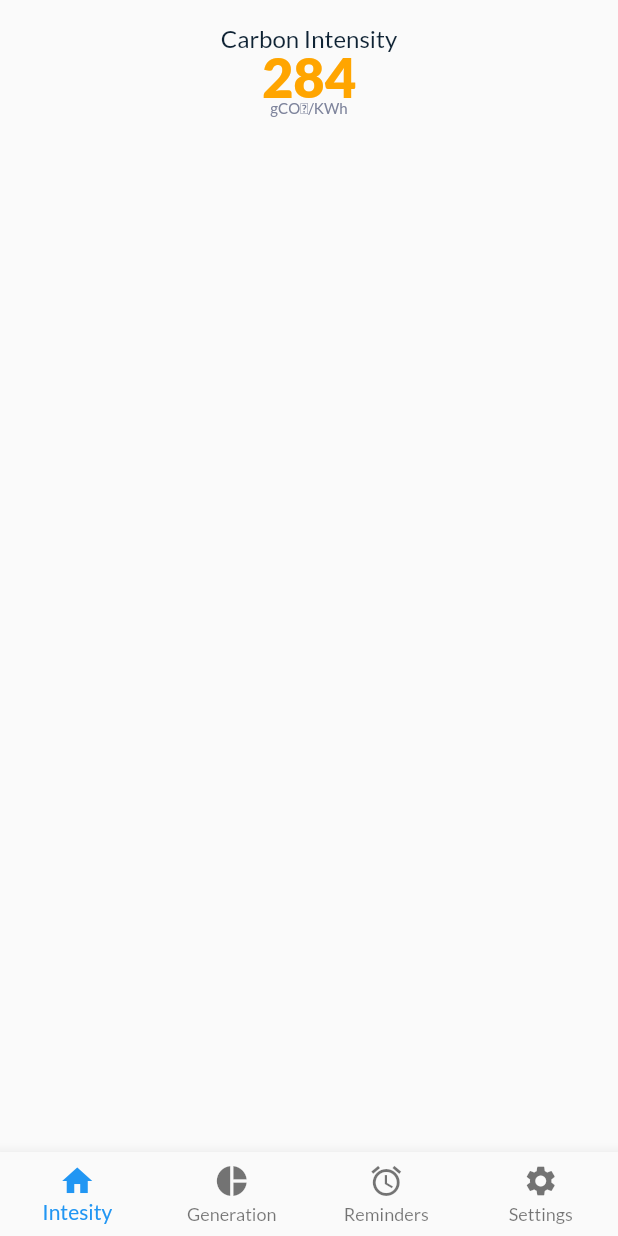
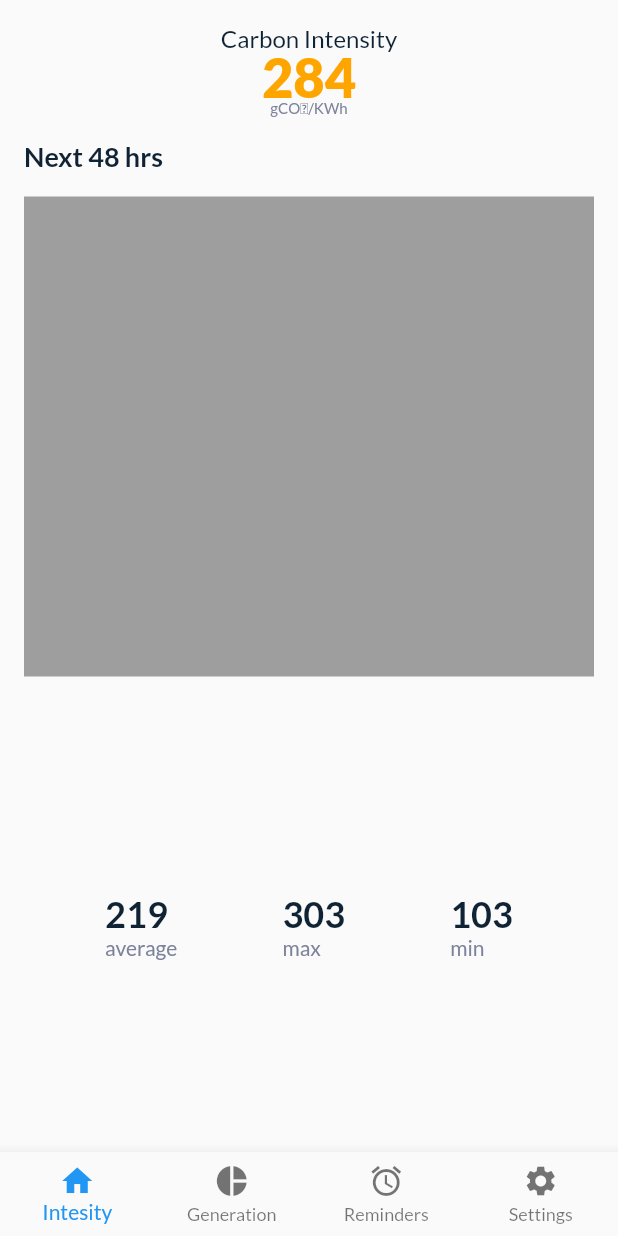
Before and after one commit to Zambrella/enviro_app, a Flutter app: the screen it shows after launch, on a phone screen of 412 x 824 dp. Run offline on Flutter 3.47's test engine with Material 2 defaults, Android fonts, the phone set to English and light mode, and no system bars; our stand-ins replace bloc, flutter_bloc.

Commit message:
Refactor and added flexible space for intensity page stats

```diff
--- a/lib/ui/intensity_page/intensity_page.dart
+++ b/lib/ui/intensity_page/intensity_page.dart
@@ -1,12 +1,19 @@
+import 'package:enviro_app/ui/intensity_page/intensity_page_graph.dart';
+import 'package:enviro_app/ui/intensity_page/intensity_page_graph_header.dart';
 import 'package:enviro_app/ui/intensity_page/intensity_page_header.dart';
+import 'package:enviro_app/ui/intensity_page/intensity_page_stats.dart';
 import 'package:flutter/material.dart';
 
 class IntensityPage extends StatelessWidget {
   @override
   Widget build(BuildContext context) {
     return Column(
+      crossAxisAlignment: CrossAxisAlignment.start,
       children: [
         IntensityPageHeader(),
+        IntensityPageGraphHeader(),
+        IntensityPageGraph(),
+        IntensityPageStats(),
       ],
     );
   }
--- /dev/null
+++ b/lib/ui/intensity_page/intensity_page_graph.dart
@@ -0,0 +1,15 @@
+import 'package:flutter/material.dart';
+
+class IntensityPageGraph extends StatelessWidget {
+  @override
+  Widget build(BuildContext context) {
+    return Padding(
+      padding: const EdgeInsets.all(16.0),
+      child: Container(
+        color: Colors.grey,
+        height: 320,
+        width: double.infinity,
+      ),
+    );
+  }
+}
--- /dev/null
+++ b/lib/ui/intensity_page/intensity_page_graph_header.dart
@@ -0,0 +1,14 @@
+import 'package:flutter/material.dart';
+
+class IntensityPageGraphHeader extends StatelessWidget {
+  @override
+  Widget build(BuildContext context) {
+    return Padding(
+      padding: const EdgeInsets.symmetric(horizontal: 16.0),
+      child: Text(
+        'Next 48 hrs',
+        style: Theme.of(context).textTheme.headline6,
+      ),
+    );
+  }
+}
--- /dev/null
+++ b/lib/ui/intensity_page/intensity_page_stats.dart
@@ -0,0 +1,50 @@
+import 'package:flutter/material.dart';
+
+class IntensityPageStats extends StatelessWidget {
+  @override
+  Widget build(BuildContext context) {
+    return Expanded(
+      child: Row(
+        mainAxisAlignment: MainAxisAlignment.spaceEvenly,
+        children: [
+          SingleStatistic(
+            value: 219,
+            label: 'average',
+          ),
+          SingleStatistic(
+            value: 303,
+            label: 'max',
+          ),
+          SingleStatistic(
+            value: 103,
+            label: 'min',
+          ),
+        ],
+      ),
+    );
+  }
+}
+
+class SingleStatistic extends StatelessWidget {
+  final int value;
+  final String label;
+  SingleStatistic({@required this.value, @required this.label});
+  @override
+  Widget build(BuildContext context) {
+    return Column(
+      // Center required to get them to be in the middle of the flexible space
+      mainAxisAlignment: MainAxisAlignment.center,
+      crossAxisAlignment: CrossAxisAlignment.start,
+      children: [
+        Text(
+          value.toString(),
+          style: Theme.of(context).textTheme.headline5,
+        ),
+        Text(
+          label,
+          style: Theme.of(context).textTheme.bodyText2,
+        )
+      ],
+    );
+  }
+}
```
